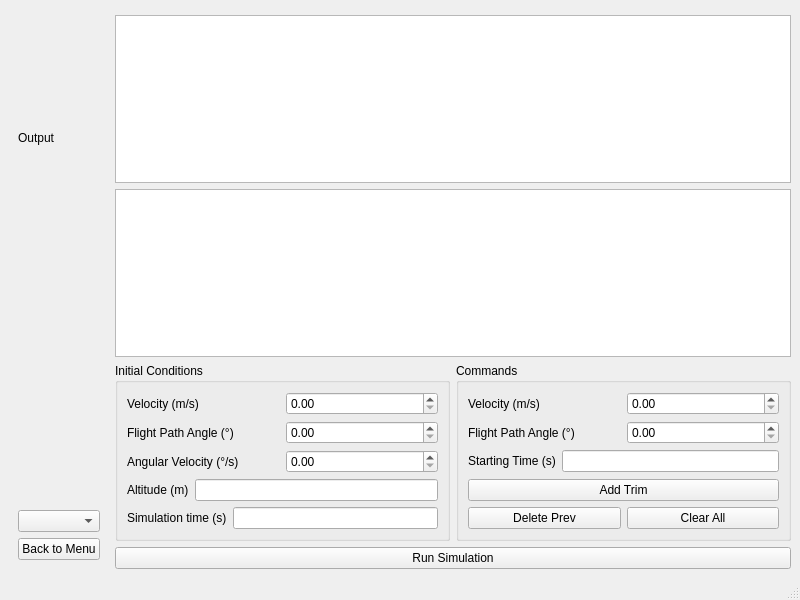
Above: simlib/gui/simulator_mw.ui from jasper-day/airplane_sim before the change. Below: the same form after it.
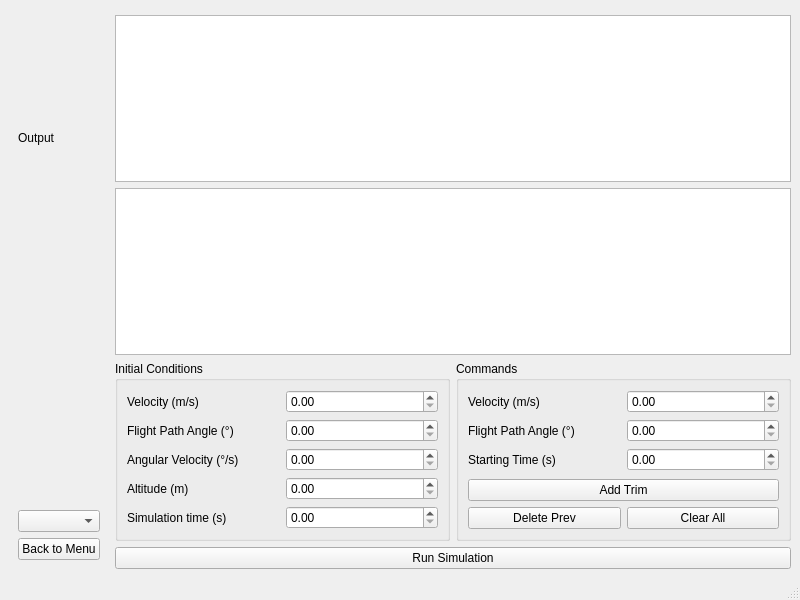
That is the form after the change.

```diff
--- a/simlib/gui/simulator_mw.ui
+++ b/simlib/gui/simulator_mw.ui
@@ -118,7 +118,7 @@
                 </widget>
                </item>
                <item>
-                <widget class="QLineEdit" name="init_altitude"/>
+                <widget class="QDoubleSpinBox" name="init_altitude"/>
                </item>
               </layout>
              </item>
@@ -132,7 +132,7 @@
                 </widget>
                </item>
                <item>
-                <widget class="QLineEdit" name="init_ttime"/>
+                <widget class="QDoubleSpinBox" name="init_total_time"/>
                </item>
               </layout>
              </item>
@@ -187,7 +187,7 @@
                 </widget>
                </item>
                <item>
-                <widget class="QLineEdit" name="trim_tstart"/>
+                <widget class="QDoubleSpinBox" name="trim_time_start"/>
                </item>
               </layout>
              </item>
```
